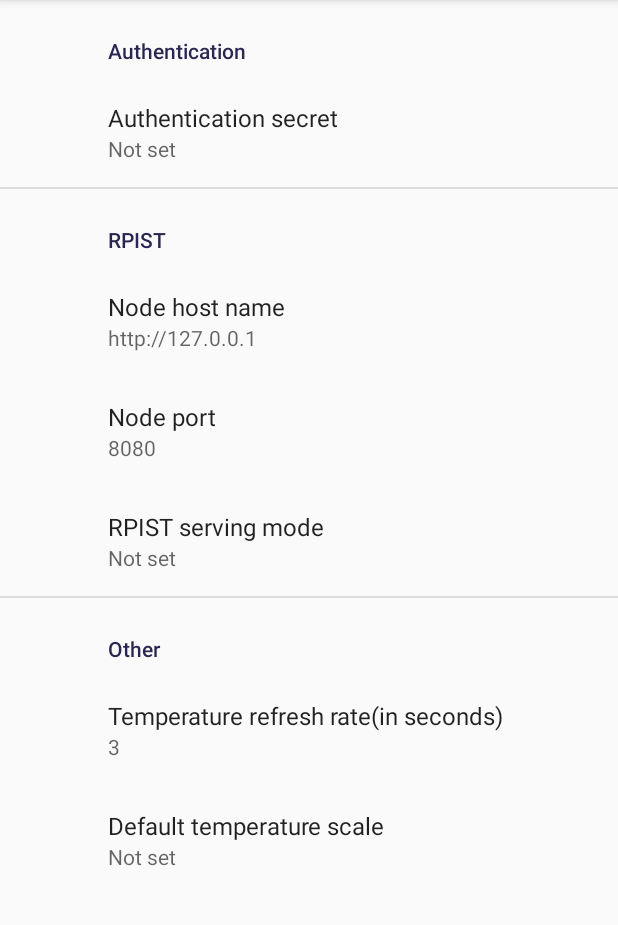
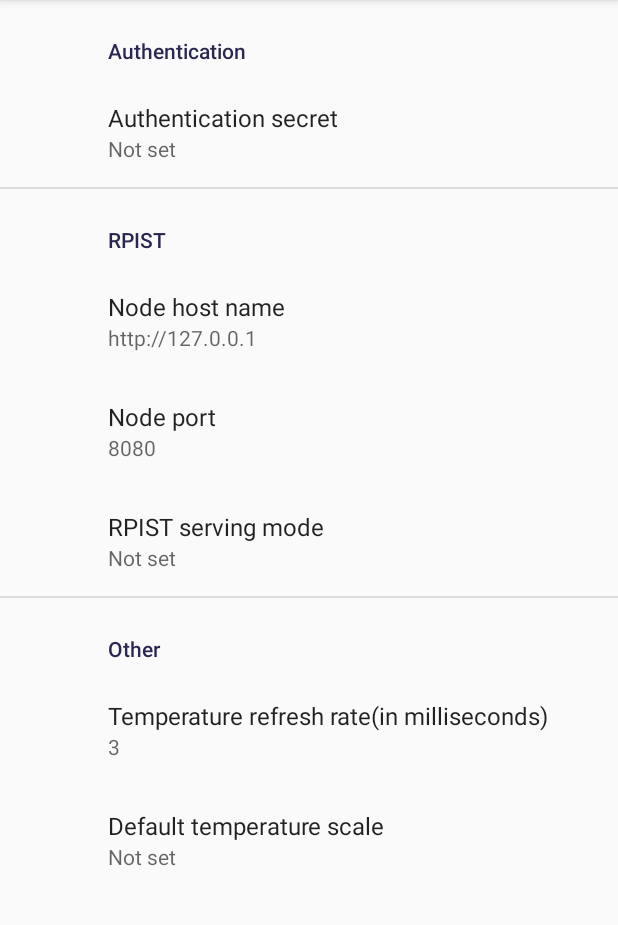
Before and after one commit to kingcobra2468/SimpleT, an Android app: the SettingsFragment screen opened directly, with no data from a screen before it, on a phone screen of 412 x 824 dp, the part 84-1009 px from its top. Run offline under Robolectric (Android 15) with nearby library versions, the phone set to English and light mode, and no system bars; our stand-ins replace androidx.preference; network calls fail.

Commit message:
updated refresh preferences units

```diff
--- a/app/src/main/res/xml/preferences.xml
+++ b/app/src/main/res/xml/preferences.xml
@@ -46,7 +46,7 @@
             android:digits="0123456789"
             android:inputType="numberDecimal"
             app:key="refresh_rate"
-            app:title="Temperature refresh rate(in seconds)"
+            app:title="Temperature refresh rate(in milliseconds)"
             app:useSimpleSummaryProvider="true" />
         <ListPreference
             android:defaultValue="0"
```
